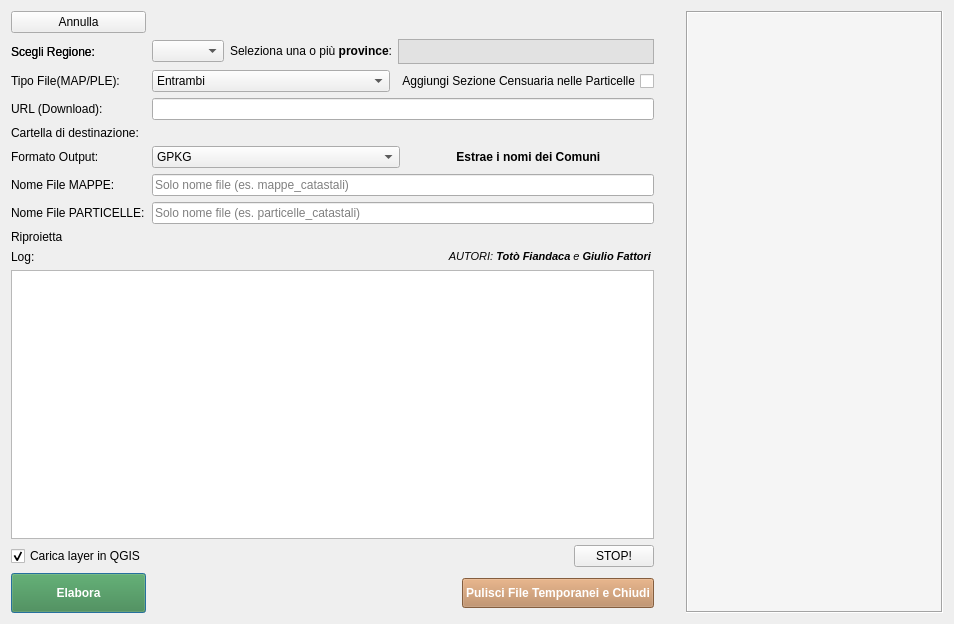
First picture: the form in catasto_gml_merger_dialog_base.ui, repository pigreco/CatastoIT_GML_Merger_Pro, before the edit.
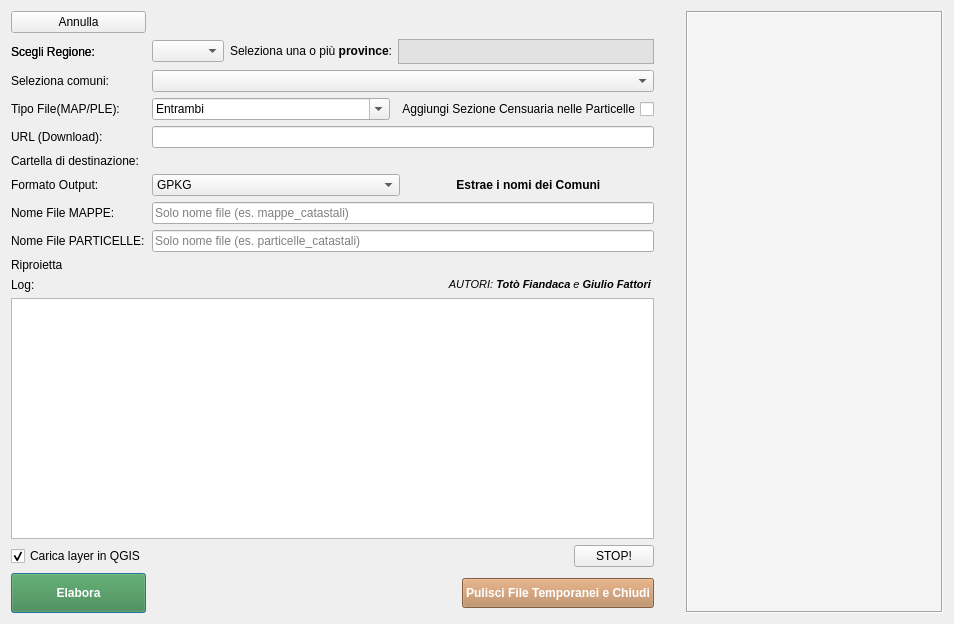
Second picture: the form after the edit. Icons and pictures are not drawn. Custom widgets are drawn as their Qt base class.

Commit message: Aggiunta funzionalità per ottenere comuni per provincia da file Parquet e aggiornamento dell'interfaccia utente con un nuovo widget per la selezione dei comuni

What changed in the file:
```diff
--- a/catasto_gml_merger_dialog_base.ui
+++ b/catasto_gml_merger_dialog_base.ui
@@ -117,6 +117,12 @@
          <property name="maxVisibleItems">
           <number>3</number>
          </property>
+         <property name="editable">
+          <bool>true</bool>
+         </property>
+         <property name="maxVisibleItems">
+          <number>15</number>
+         </property>
          <item>
           <property name="text">
            <string>Entrambi</string>
@@ -488,6 +494,23 @@
        </property>
       </widget>
      </item>
+     <item row="3" column="1">
+      <widget class="QgsCheckableComboBox" name="mComboBox">
+       <property name="toolTip">
+        <string>Seleziona uno o più comuni (inizia a digitare per filtrare)</string>
+       </property>
+       <property name="placeholderText">
+        <string>Digita per cercare comuni...</string>
+       </property>
+      </widget>
+     </item>
+     <item row="3" column="0">
+      <widget class="QLabel" name="label_comuni">
+       <property name="text">
+        <string>Seleziona comuni:</string>
+       </property>
+      </widget>
+     </item>
     </layout>
    </item>
    <item>
@@ -560,6 +583,11 @@
   </layout>
  </widget>
  <customwidgets>
+  <customwidget>
+   <class>QgsCheckableComboBox</class>
+   <extends>QComboBox</extends>
+   <header>qgscheckablecombobox.h</header>
+  </customwidget>
   <customwidget>
    <class>QgsFileWidget</class>
    <extends>QWidget</extends>
```
The commit also changes 5 other files.
